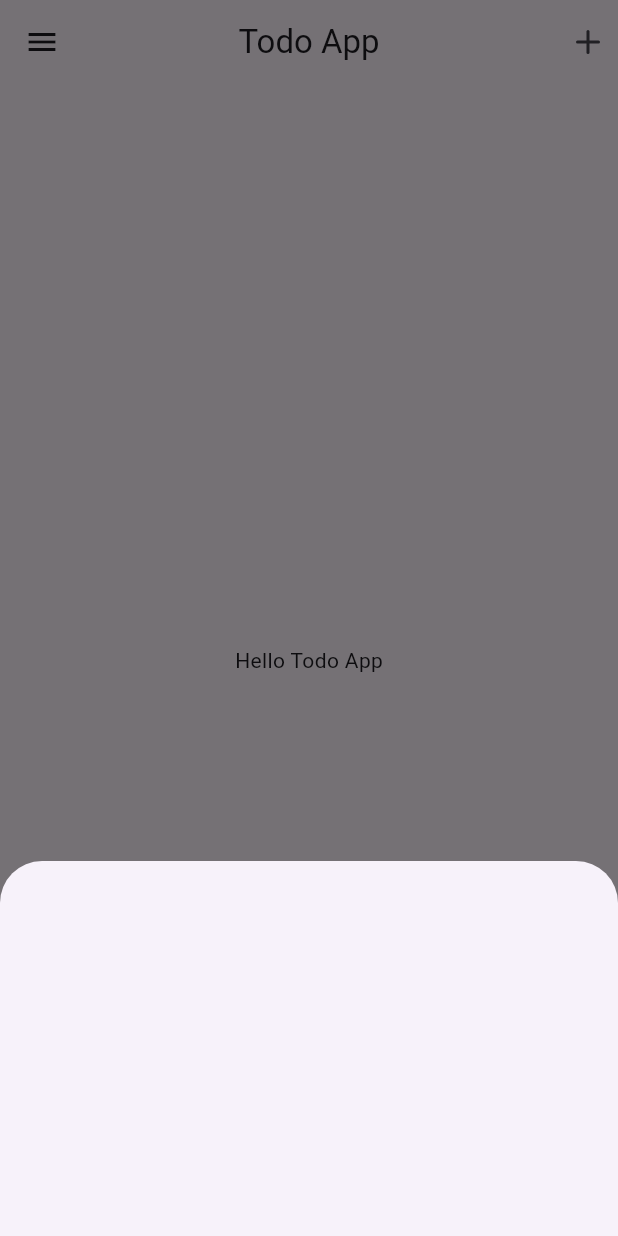
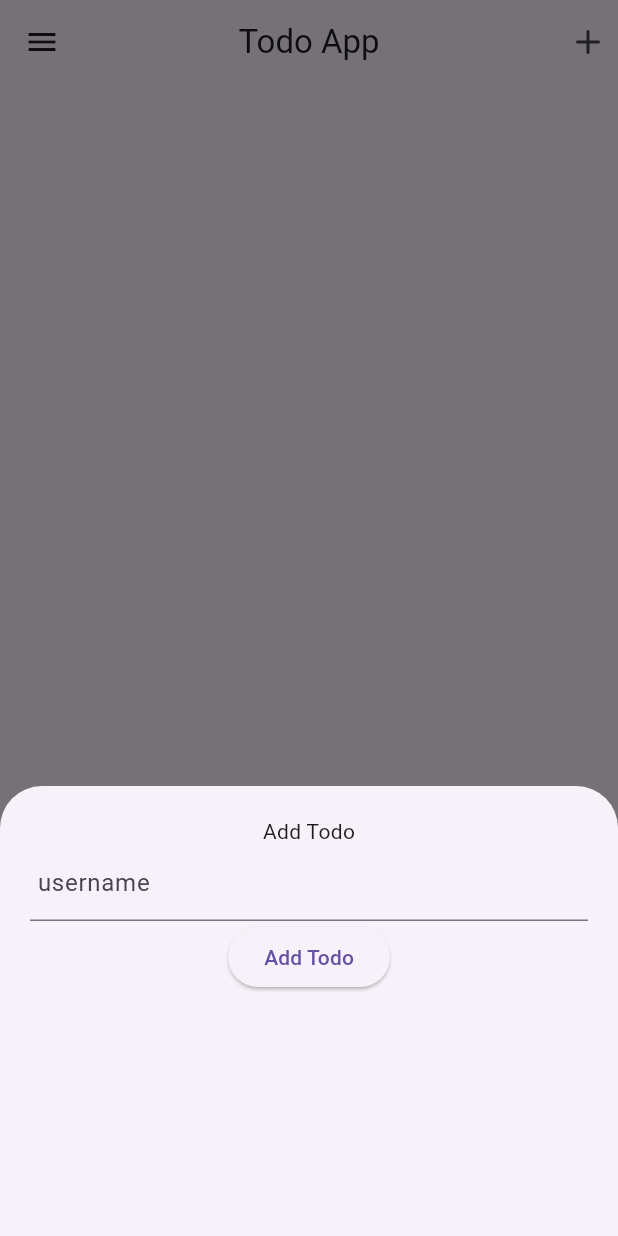
Before and after one commit to Yasitha-Bhanuka/Todo-App-Using-Flutter, a Flutter app: the screen it shows after launch, after a tap on an icon or button, on a phone screen of 412 x 824 dp. Run offline on Flutter 3.47's test engine with Material 3 defaults, Android fonts, the phone set to English and light mode, and no system bars; our stand-ins replace flutter_feather_icons.

Commit message:
Create the input text field is interactive with the user and the developer. Make the text field controller using TextEditingController so then it appear after plus button clicked in the main screen showModalBottomSheet

```diff
--- /dev/null
+++ b/lib/add_todo.dart
@@ -0,0 +1,33 @@
+import 'package:flutter/material.dart';
+
+class AddTodo extends StatefulWidget {
+  const AddTodo({super.key});
+
+  @override
+  State<AddTodo> createState() => _AddTodoState();
+}
+
+class _AddTodoState extends State<AddTodo> {
+  TextEditingController todoText = TextEditingController();
+  @override
+  Widget build(BuildContext context) {
+    return Column(
+      children: [
+        const Text('Add Todo'),
+        TextField(
+          controller: todoText,
+          decoration: const InputDecoration(
+              contentPadding: EdgeInsets.all(5),
+              labelText: "username",
+              hintText: 'Write your todo here...'),
+        ),
+        ElevatedButton(
+            onPressed: () {
+              print(todoText.text);
+              todoText.text = "";
+            },
+            child: const Text('Add Todo'))
+      ],
+    );
+  }
+}
--- a/lib/main_screen.dart
+++ b/lib/main_screen.dart
@@ -1,5 +1,6 @@
 import 'package:flutter/material.dart';
 import 'package:flutter_feather_icons/flutter_feather_icons.dart';
+import 'package:todoapp/add_todo.dart';
 
 class Mainscreen extends StatefulWidget {
   const Mainscreen({super.key});
@@ -24,7 +25,9 @@ class _MainscreenState extends State<Mainscreen> {
                   context: context,
                   builder: (context) {
                     return Container(
-                      height: 250,
+                      padding: EdgeInsets.all(20),
+                      height: 300,
+                      child: const AddTodo(),
                     );
                   });
             },
@@ -49,7 +52,7 @@ class _MainscreenState extends State<Mainscreen> {
           ),
         ],
       ),
-      body: const Center(child: Text('Hello Todo App')),
+      body: Container(),
     );
   }
 }
```
